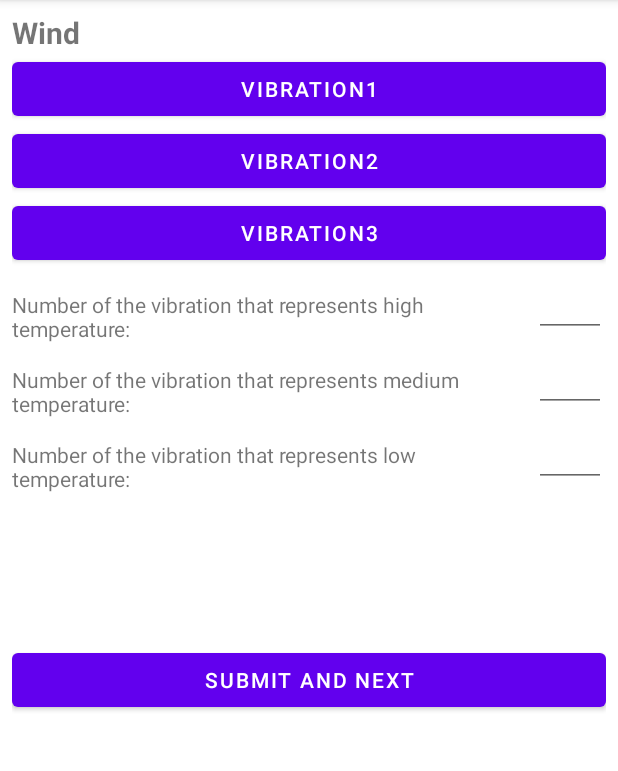
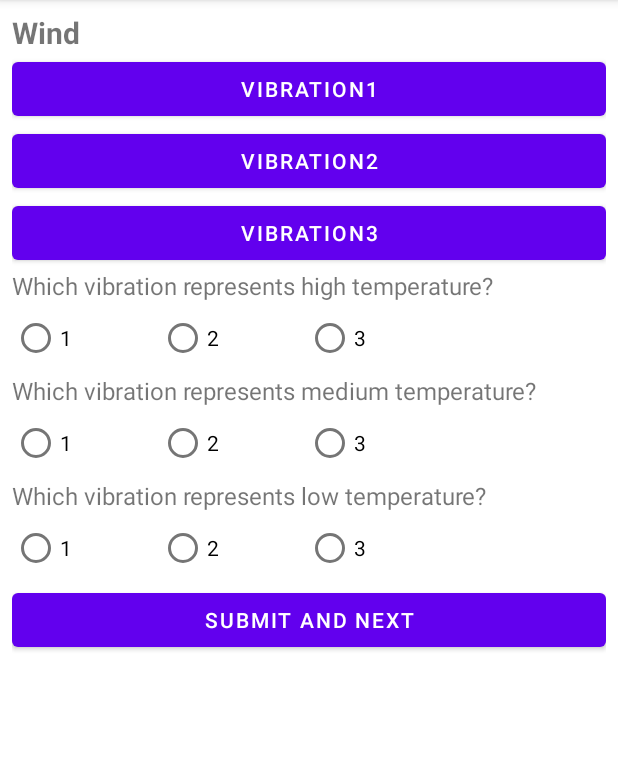
Before and after one commit to qq343852323/WeatherTactonExperiment, an Android app: the EstimationFragment1 screen opened through its navigation route, on a phone screen of 412 x 824 dp, the part 84-855 px from its top. Run offline under Robolectric (Android 15) with nearby library versions, the light colour scheme and no system bars.

Commit message:
use radio button

```diff
--- a/app/src/main/java/com/example/weathertactonexperiment/EstimationFragment1.kt
+++ b/app/src/main/java/com/example/weathertactonexperiment/EstimationFragment1.kt
@@ -5,6 +5,8 @@ import android.media.MediaPlayer
 import android.media.audiofx.HapticGenerator
 import android.os.Bundle
 import android.os.Environment
+import android.os.VibrationEffect
+import android.os.Vibrator
 import android.util.Log
 import android.view.LayoutInflater
 import android.view.View
@@ -20,7 +22,9 @@ import java.io.File
 
 class EstimationFragment1 : Fragment() {
 
-//    var v1: Int = 9
+    var v1: Int = 0
+    var v2: Int = 0
+    var v3: Int = 0
 
     override fun onCreateView(
         inflater: LayoutInflater,
@@ -39,6 +43,23 @@ class EstimationFragment1 : Fragment() {
 
     override fun onViewCreated(view: View, savedInstanceState: Bundle?) {
         super.onViewCreated(view, savedInstanceState)
+
+//        view.findViewById<TextView>(R.id.e1_warnmsg).text = v1.toString()
+
+        val vibrator = activity?.getSystemService(Vibrator::class.java)
+        val WAVEFORM_DURATION_1 = longArrayOf(100)
+        val WAVEFORM_DURATION_2 = longArrayOf(500)
+        val WAVEFORM_DURATION_3 = longArrayOf(1000)
+        val WAVEFORM_AMPLITUDE_1 = intArrayOf(64)
+        val WAVEFORM_AMPLITUDE_2 = intArrayOf(128)
+        val WAVEFORM_AMPLITUDE_3 = intArrayOf(255)
+        val WAVEFORM_TIMINGS_1 = longArrayOf(50, 15, 50, 15, 50, 15, 50, 15, 50, 15)
+        val WAVEFORM_TIMINGS_2 = longArrayOf(50, 50, 50, 50, 50, 50, 50, 50, 50, 50)
+        val WAVEFORM_TIMINGS_3 = longArrayOf(50, 800, 50, 800, 50, 800, 50, 800, 50, 800)
+        val WAVEFORM_TIMINGS_4 = longArrayOf(50, 100, 50, 100, 50, 100, 50, 100, 50, 100)
+        val WAVEFORM_TIMINGS_5 = longArrayOf(50, 200, 50, 200, 50, 200, 50, 200, 50, 200)
+        val WAVEFORM_AMPLITUDES_1 = intArrayOf(128, 0, 128, 0, 128, 0, 128, 0, 128, 0)
+        val WAVEFORM_AMPLITUDES_2 = intArrayOf(255, 0, 255, 0, 255, 0, 255, 0, 255, 0)
 
         val downloadFolder = requireContext().getExternalFilesDir(Environment.DIRECTORY_DOWNLOADS)
 //        if(!File(downloadFolder?.path + File.separator + "random.txt").exists()){
@@ -63,43 +84,86 @@ class EstimationFragment1 : Fragment() {
         }
 
         view.findViewById<View>(R.id.e1b1).setOnClickListener {
-            var mediaPlayer = MediaPlayer.create(requireContext(), R.raw.audacity_200hz_amp0_5_1000ms)
-            var hapticGenerator = HapticGenerator.create(mediaPlayer.audioSessionId)
-            hapticGenerator.enabled = true
-            mediaPlayer.start()
-            mediaPlayer.setOnCompletionListener {
-                hapticGenerator.release()
-                hapticGenerator.close()
-                mediaPlayer?.release()
-                mediaPlayer = null
-            }
+//            var mediaPlayer = MediaPlayer.create(requireContext(), R.raw.audacity_200hz_amp0_5_1000ms)
+//            var hapticGenerator = HapticGenerator.create(mediaPlayer.audioSessionId)
+//            hapticGenerator.enabled = true
+//            mediaPlayer.start()
+//            mediaPlayer.setOnCompletionListener {
+//                hapticGenerator.release()
+//                hapticGenerator.close()
+//                mediaPlayer?.release()
+//                mediaPlayer = null
+//            }
+
+            vibrator?.vibrate(
+                VibrationEffect.createWaveform(WAVEFORM_DURATION_1, WAVEFORM_AMPLITUDE_2, -1))
         }
 
         view.findViewById<View>(R.id.e1b2).setOnClickListener {
-            var mediaPlayer = MediaPlayer.create(requireContext(), R.raw.audacity_300hz_amp0_5_1000ms)
-            var hapticGenerator = HapticGenerator.create(mediaPlayer.audioSessionId)
-            hapticGenerator.enabled = true
-            mediaPlayer.start()
-            mediaPlayer.setOnCompletionListener {
-                hapticGenerator.release()
-                hapticGenerator.close()
-                mediaPlayer?.release()
-                mediaPlayer = null
-            }
+//            var mediaPlayer = MediaPlayer.create(requireContext(), R.raw.audacity_300hz_amp0_5_1000ms)
+//            var hapticGenerator = HapticGenerator.create(mediaPlayer.audioSessionId)
+//            hapticGenerator.enabled = true
+//            mediaPlayer.start()
+//            mediaPlayer.setOnCompletionListener {
+//                hapticGenerator.release()
+//                hapticGenerator.close()
+//                mediaPlayer?.release()
+//                mediaPlayer = null
+//            }
+            vibrator?.vibrate(
+                VibrationEffect.createWaveform(WAVEFORM_DURATION_2, WAVEFORM_AMPLITUDE_2, -1))
         }
 
         view.findViewById<View>(R.id.e1b3).setOnClickListener {
-            var mediaPlayer = MediaPlayer.create(requireContext(), R.raw.audacity_300hz_amp1_1000ms)
-            var hapticGenerator = HapticGenerator.create(mediaPlayer.audioSessionId)
-            hapticGenerator.enabled = true
-            mediaPlayer.start()
-            mediaPlayer.setOnCompletionListener {
-                hapticGenerator.release()
-                hapticGenerator.close()
-                mediaPlayer?.release()
-                mediaPlayer = null
-            }
+//            var mediaPlayer = MediaPlayer.create(requireContext(), R.raw.audacity_300hz_amp1_1000ms)
+//            var hapticGenerator = HapticGenerator.create(mediaPlayer.audioSessionId)
+//            hapticGenerator.enabled = true
+//            mediaPlayer.start()
+//            mediaPlayer.setOnCompletionListener {
+//                hapticGenerator.release()
+//                hapticGenerator.close()
+//                mediaPlayer?.release()
+//                mediaPlayer = null
+//            }
+            vibrator?.vibrate(
+                VibrationEffect.createWaveform(WAVEFORM_DURATION_3, WAVEFORM_AMPLITUDE_2, -1))
         }
+
+        view.findViewById<RadioButton>(R.id.radio_button_high_1).setOnClickListener(View.OnClickListener {
+            v1 = 1
+        })
+
+        view.findViewById<RadioButton>(R.id.radio_button_high_2).setOnClickListener(View.OnClickListener {
+            v1 = 2
+        })
+
+        view.findViewById<RadioButton>(R.id.radio_button_high_3).setOnClickListener(View.OnClickListener {
+            v1 = 3
+        })
+
+        view.findViewById<RadioButton>(R.id.radio_button_medium_1).setOnClickListener(View.OnClickListener {
+            v2 = 1
+        })
+
+        view.findViewById<RadioButton>(R.id.radio_button_medium_2).setOnClickListener(View.OnClickListener {
+            v2 = 2
+        })
+
+        view.findViewById<RadioButton>(R.id.radio_button_medium_3).setOnClickListener(View.OnClickListener {
+            v2 = 3
+        })
+
+        view.findViewById<RadioButton>(R.id.radio_button_low_1).setOnClickListener(View.OnClickListener {
+            v3 = 1
+        })
+
+        view.findViewById<RadioButton>(R.id.radio_button_low_2).setOnClickListener(View.OnClickListener {
+            v3 = 2
+        })
+
+        view.findViewById<RadioButton>(R.id.radio_button_low_3).setOnClickListener(View.OnClickListener {
+            v3 = 3
+        })
 
 //        view.findViewById<TextView>(R.id.textView).text = v1.toString()
 //
@@ -143,25 +207,29 @@ class EstimationFragment1 : Fragment() {
 //        }
 
         view.findViewById<View>(R.id.e1_submit_button).setOnClickListener {
-            val inputMethodManager = activity?.getSystemService(Context.INPUT_METHOD_SERVICE) as InputMethodManager
-            inputMethodManager.hideSoftInputFromWindow(view.windowToken, 0)
+//            val inputMethodManager = activity?.getSystemService(Context.INPUT_METHOD_SERVICE) as InputMethodManager
+//            inputMethodManager.hideSoftInputFromWindow(view.windowToken, 0)
 
             val downloadFolder = requireContext().getExternalFilesDir(Environment.DIRECTORY_DOWNLOADS)
 
-            val editText1 = view.findViewById<EditText>(R.id.e1_editTextNumber1)
-            val editText2 = view.findViewById<EditText>(R.id.e1_editTextNumber2)
-            val editText3 = view.findViewById<EditText>(R.id.e1_editTextNumber3)
+//            val editText1 = view.findViewById<EditText>(R.id.e1_editTextNumber1)
+//            val editText2 = view.findViewById<EditText>(R.id.e1_editTextNumber2)
+//            val editText3 = view.findViewById<EditText>(R.id.e1_editTextNumber3)
 
-            if(!(editText1.text.toString().equals("1") || editText1.text.toString().equals("2") || editText1.text.toString().equals("3"))
-                || !(editText2.text.toString().equals("1") || editText2.text.toString().equals("2") || editText2.text.toString().equals("3"))
-                || !(editText3.text.toString().equals("1") || editText3.text.toString().equals("2") || editText3.text.toString().equals("3"))
-                || editText1.text.toString().equals(editText2.text.toString())
-                || editText1.text.toString().equals(editText3.text.toString())
-                || editText2.text.toString().equals(editText3.text.toString())){
+//            if(!(editText1.text.toString().equals("1") || editText1.text.toString().equals("2") || editText1.text.toString().equals("3"))
+//                || !(editText2.text.toString().equals("1") || editText2.text.toString().equals("2") || editText2.text.toString().equals("3"))
+//                || !(editText3.text.toString().equals("1") || editText3.text.toString().equals("2") || editText3.text.toString().equals("3"))
+//                || editText1.text.toString().equals(editText2.text.toString())
+//                || editText1.text.toString().equals(editText3.text.toString())
+//                || editText2.text.toString().equals(editText3.text.toString())){
+            if(!(v1==1 || v1==2 || v1==3)
+                || !(v2==1 || v2==2 || v2==3)
+                || !(v3==1 || v3==2 || v3==3)
+                || v1 == v2 || v1 == v3 || v2 == v3){
                 view.findViewById<TextView>(R.id.e1_warnmsg).text = "Invalid input"
             }else{
                 File(downloadFolder?.path + File.separator + "data.txt").appendText(
-                    editText1.text.toString() + "-" + editText2.text.toString() + "-" + editText3.text.toString() + "\n"
+                    v1.toString() + "-" + v2.toString() + "-" + v3.toString() + "\n"
                 )
                 if(lines.size == 1){
                     findNavController().navigate(R.id.end_dest)
--- a/app/src/main/res/layout/estimation_fragment1.xml
+++ b/app/src/main/res/layout/estimation_fragment1.xml
@@ -42,70 +42,114 @@
         android:soundEffectsEnabled="false"
         android:text="vibration3" />
 
-    <LinearLayout
+
+    <TextView
+        android:id="@+id/textView_high"
         android:layout_width="match_parent"
-        android:layout_height="50dp"
+        android:layout_height="wrap_content"
+        android:text="@string/high_temperature"
+        android:textSize="16sp" />
+
+    <RadioGroup
+        android:id="@+id/radio_group_high"
+        android:layout_width="match_parent"
+        android:layout_height="wrap_content"
         android:orientation="horizontal">
 
-        <TextView
-            android:id="@+id/e1i1"
-            android:layout_width="350dp"
+        <RadioButton
+            android:id="@+id/radio_button_high_1"
+            android:layout_width="wrap_content"
             android:layout_height="wrap_content"
-            android:layout_weight="1"
-            android:text="@string/temperature_high" />
+            android:layout_marginEnd="50dp"
+            android:text="1" />
 
-        <EditText
-            android:id="@+id/e1_editTextNumber1"
-            android:layout_width="50dp"
+        <RadioButton
+            android:id="@+id/radio_button_high_2"
+            android:layout_width="wrap_content"
             android:layout_height="wrap_content"
-            android:layout_weight="1"
-            android:ems="10"
-            android:inputType="number" />
-    </LinearLayout>
+            android:layout_marginEnd="50dp"
+            android:text="2" />
 
-    <LinearLayout
+        <RadioButton
+            android:id="@+id/radio_button_high_3"
+            android:layout_width="wrap_content"
+            android:layout_height="wrap_content"
+            android:text="3" />
+    </RadioGroup>
+
+    <TextView
+        android:id="@+id/textView_medium"
         android:layout_width="match_parent"
-        android:layout_height="50dp"
+        android:layout_height="wrap_content"
+        android:text="@string/medium_temperature"
+        android:textSize="16sp" />
+
+    <RadioGroup
+        android:id="@+id/radio_group_medium"
+        android:layout_width="match_parent"
+        android:layout_height="wrap_content"
         android:orientation="horizontal">
 
-        <TextView
-            android:id="@+id/e1i2"
-            android:layout_width="350dp"
+        <RadioButton
+            android:id="@+id/radio_button_medium_1"
+            android:layout_width="wrap_content"
             android:layout_height="wrap_content"
-            android:layout_weight="1"
-            android:text="@string/temperature_medium" />
+            android:layout_marginEnd="50dp"
+            android:text="1" />
 
-        <EditText
-            android:id="@+id/e1_editTextNumber2"
-            android:layout_width="50dp"
+        <RadioButton
+            android:id="@+id/radio_button_medium_2"
+            android:layout_width="wrap_content"
             android:layout_height="wrap_content"
-            android:layout_weight="1"
-            android:ems="10"
-            android:inputType="number" />
-    </LinearLayout>
+            android:layout_marginEnd="50dp"
+            android:text="2" />
 
-    <LinearLayout
+        <RadioButton
+            android:id="@+id/radio_button_medium_3"
+            android:layout_width="wrap_content"
+            android:layout_height="wrap_content"
+            android:text="3" />
+    </RadioGroup>
+
+    <TextView
+        android:id="@+id/textView_low"
         android:layout_width="match_parent"
-        android:layout_height="50dp"
+        android:layout_height="wrap_content"
+        android:text="@string/low_temperature"
+        android:textSize="16sp" />
+
+    <RadioGroup
+        android:id="@+id/radio_group_low"
+        android:layout_width="match_parent"
+        android:layout_height="wrap_content"
         android:orientation="horizontal">
 
-        <TextView
-            android:id="@+id/e1i3"
-            android:layout_width="350dp"
+        <RadioButton
+            android:id="@+id/radio_button_low_1"
+            android:layout_width="wrap_content"
             android:layout_height="wrap_content"
-            android:layout_weight="1"
-            android:text="@string/temperature_low" />
+            android:layout_marginEnd="50dp"
+            android:text="1" />
 
-        <EditText
-            android:id="@+id/e1_editTextNumber3"
-            android:layout_width="50dp"
+        <RadioButton
+            android:id="@+id/radio_button_low_2"
+            android:layout_width="wrap_content"
             android:layout_height="wrap_content"
-            android:layout_weight="1"
-            android:ems="10"
-            android:inputType="number" />
+            android:layout_marginEnd="50dp"
+            android:text="2" />
 
+        <RadioButton
+            android:id="@+id/radio_button_low_3"
+            android:layout_width="wrap_content"
+            android:layout_height="wrap_content"
+            android:text="3" />
+    </RadioGroup>
 
-    </LinearLayout>
+    <Button
+        android:id="@+id/e1_submit_button"
+        android:layout_width="match_parent"
+        android:layout_height="wrap_content"
+        android:text="submit and next" />
 
     <TextView
         android:id="@+id/e1_warnmsg"
@@ -114,11 +158,4 @@
         android:textColor="#F10101"
         android:textSize="20sp" />
 
-    <Button
-        android:id="@+id/e1_submit_button"
-        android:layout_width="match_parent"
-        android:layout_height="wrap_content"
-        android:text="submit and next" />
-
-
 </LinearLayout>
--- a/app/src/main/res/values/strings.xml
+++ b/app/src/main/res/values/strings.xml
@@ -1,11 +1,8 @@
 <resources>
     <string name="app_name">WeatherTactonExperiment</string>
-    <string name="temperature_high">Number of the vibration that represents high temperature:</string>
-    <string name="temperature_medium">Number of the vibration that represents medium temperature:</string>
-    <string name="temperature_low">Number of the vibration that represents low temperature:</string>
-    <string name="wind_high">Number of the vibration that represents strong wind:</string>
-    <string name="wind_medium">Number of the vibration that represents medium wind:</string>
-    <string name="wind_low">Number of the vibration that represents light wind:</string>
+    <string name="high_temperature">Which vibration represents high temperature?</string>
+    <string name="medium_temperature">Which vibration represents medium temperature?</string>
+    <string name="low_temperature">Which vibration represents low temperature?</string>
     <string name="textview">TextView</string>
     <string-array name="levels_array">
         <item>High</item>
```
